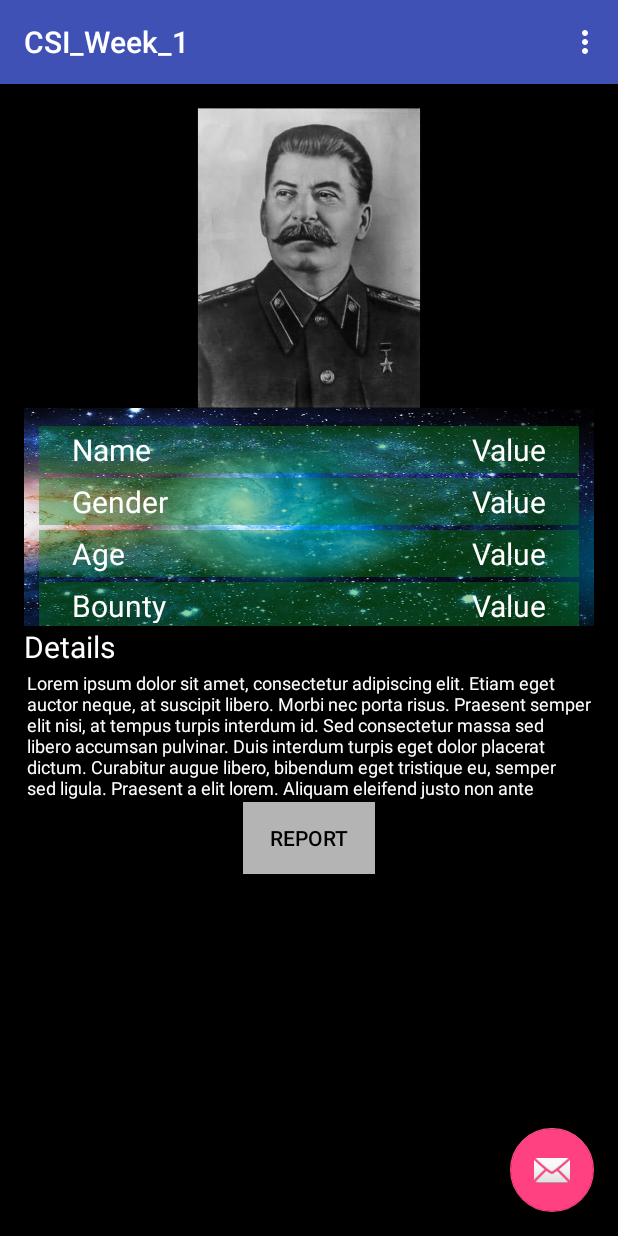
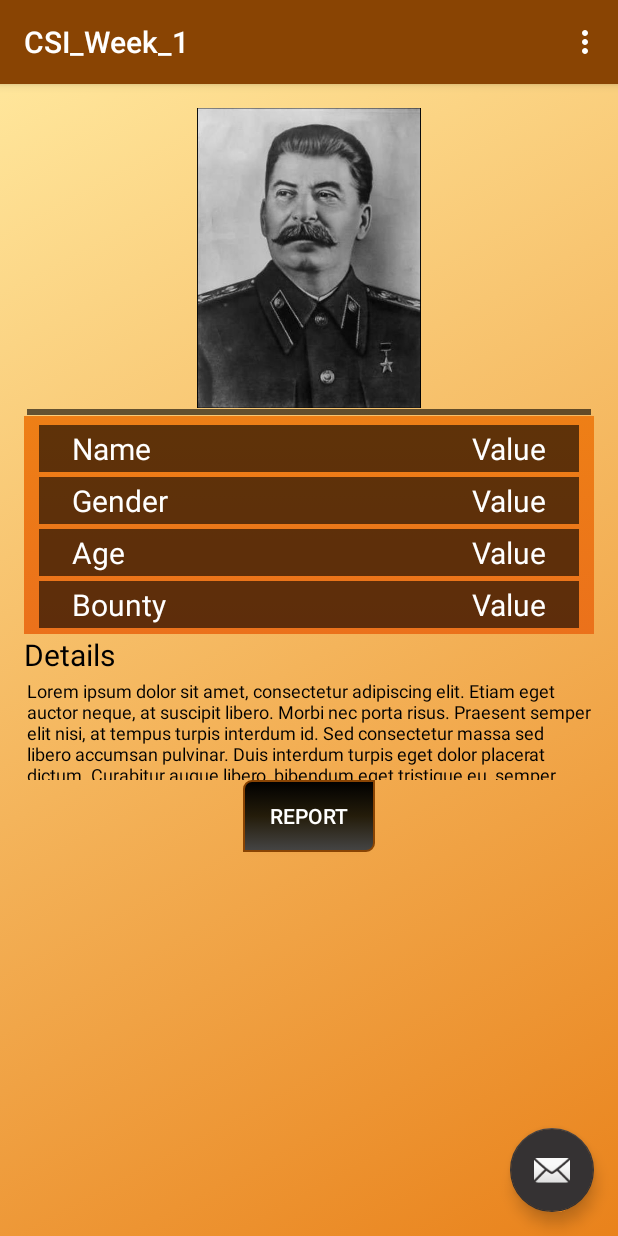
Before and after one commit to HDauven/SmartMobile, an Android app: the screen it shows after launch (MainActivity), on a phone screen of 412 x 824 dp. Run offline under Robolectric (Android 15) with nearby library versions, the phone set to English and light mode, and no system bars.

Commit message:
Week 3 - I've got style

```diff
--- a/Hein/SMTE41/Week 3/CSI_Miami/app/src/main/java/csi/hdauven/com/csi_week_1/MainActivity.java
+++ b/Hein/SMTE41/Week 3/CSI_Miami/app/src/main/java/csi/hdauven/com/csi_week_1/MainActivity.java
@@ -25,7 +25,7 @@ public class MainActivity extends AppCompatActivity {
         fab.setOnClickListener(new OnClickListener() {
             @Override
             public void onClick(View view) {
-                Snackbar.make(view, "Replace with your own action", Snackbar.LENGTH_LONG)
+                Snackbar.make(view, "Hello!", Snackbar.LENGTH_LONG)
                         .setAction("Action", null).show();
             }
         });
@@ -38,6 +38,7 @@ public class MainActivity extends AppCompatActivity {
                 startActivity(intentReport);
             }
         });
+
     }
 
     @Override
--- /dev/null
+++ b/Hein/SMTE41/Week 3/CSI_Miami/app/src/main/res/drawable/button.xml
@@ -0,0 +1,15 @@
+<?xml version="1.0" encoding="utf-8"?>
+<selector xmlns:android="http://schemas.android.com/apk/res/android">
+
+    <item android:state_hovered="true"
+        android:drawable="@drawable/button_hoover" /> <!-- hoover -->
+
+    <item android:state_focused="true"
+        android:drawable="@drawable/button_focused" /> <!-- focused -->
+
+    <item android:state_pressed="true"
+        android:drawable="@drawable/button_pressed"/> <!-- pressed -->
+
+    <item android:drawable="@drawable/button_normal" /> <!-- default -->
+
+</selector>
--- /dev/null
+++ b/Hein/SMTE41/Week 3/CSI_Miami/app/src/main/res/drawable/button_focused.xml
@@ -0,0 +1,26 @@
+<shape xmlns:android="http://schemas.android.com/apk/res/android"
+    android:shape="rectangle">
+
+    <corners
+        android:radius="@dimen/button_curve_base"
+        android:topLeftRadius="@dimen/button_curve_subtle"
+        android:topRightRadius="@dimen/button_no_curve"
+        android:bottomRightRadius="@dimen/button_curve_subtle"
+        android:bottomLeftRadius="@dimen/button_no_curve"
+        />
+
+    <gradient
+        android:angle="90"
+        android:startColor="@color/ButtonEnd"
+        android:centerColor="@color/ButtonCenter"
+        android:endColor="@color/ButtonStart"
+        android:type="linear"
+        />
+
+    <stroke
+        android:width="1dp"
+        android:color="@color/colorPrimary" />
+
+    <padding />
+
+</shape>
--- /dev/null
+++ b/Hein/SMTE41/Week 3/CSI_Miami/app/src/main/res/drawable/button_hoover.xml
@@ -0,0 +1,26 @@
+<shape xmlns:android="http://schemas.android.com/apk/res/android"
+    android:shape="rectangle">
+
+    <corners
+        android:radius="@dimen/button_curve_base"
+        android:topLeftRadius="@dimen/button_curve_subtle"
+        android:topRightRadius="@dimen/button_no_curve"
+        android:bottomRightRadius="@dimen/button_curve_subtle"
+        android:bottomLeftRadius="@dimen/button_no_curve"
+        />
+
+    <gradient
+        android:angle="90"
+        android:startColor="@color/ButtonEnd"
+        android:centerColor="@color/ButtonCenter"
+        android:endColor="@color/ButtonStart"
+        android:type="linear"
+        />
+
+    <stroke
+        android:width="1dp"
+        android:color="@color/colorPrimary" />
+
+    <padding />
+
+</shape>
--- /dev/null
+++ b/Hein/SMTE41/Week 3/CSI_Miami/app/src/main/res/drawable/button_normal.xml
@@ -0,0 +1,26 @@
+<shape xmlns:android="http://schemas.android.com/apk/res/android"
+    android:shape="rectangle">
+
+    <corners
+        android:radius="1dp"
+        android:topLeftRadius="5dp"
+        android:topRightRadius="0dp"
+        android:bottomRightRadius="5dp"
+        android:bottomLeftRadius="0dp"
+    />
+
+    <gradient
+        android:angle="90"
+        android:startColor="@color/ButtonStart"
+        android:centerColor="@color/ButtonCenter"
+        android:endColor="@color/ButtonEnd"
+        android:type="linear"
+    />
+
+    <stroke
+        android:width="1dp"
+        android:color="@color/colorPrimary" />
+
+    <padding />
+
+</shape>
--- /dev/null
+++ b/Hein/SMTE41/Week 3/CSI_Miami/app/src/main/res/drawable/button_pressed.xml
@@ -0,0 +1,26 @@
+<shape xmlns:android="http://schemas.android.com/apk/res/android"
+    android:shape="rectangle">
+
+    <corners
+        android:radius="@dimen/button_curve_base"
+        android:topLeftRadius="@dimen/button_no_curve"
+        android:topRightRadius="@dimen/button_curve_subtle"
+        android:bottomRightRadius="@dimen/button_no_curve"
+        android:bottomLeftRadius="@dimen/button_curve_subtle"
+        />
+
+    <gradient
+        android:angle="90"
+        android:startColor="@color/ButtonStart"
+        android:centerColor="@color/ButtonCenter"
+        android:endColor="@color/ButtonEnd"
+        android:type="linear"
+        />
+
+    <stroke
+        android:width="1dp"
+        android:color="@color/colorPrimary" />
+
+    <padding />
+
+</shape>
--- /dev/null
+++ b/Hein/SMTE41/Week 3/CSI_Miami/app/src/main/res/drawable/line_shape.xml
@@ -0,0 +1,11 @@
+<?xml version="1.0" encoding="utf-8"?>
+<shape xmlns:android="http://schemas.android.com/apk/res/android"
+    android:shape="line">
+
+    <stroke android:width="4dp"
+        android:color="@color/TableRowBackground" />
+
+    <solid android:color="@color/TableRowBackground" />
+
+    <size android:height="5dp" />
+</shape>
--- /dev/null
+++ b/Hein/SMTE41/Week 3/CSI_Miami/app/src/main/res/drawable/main_background_selector.xml
@@ -0,0 +1,12 @@
+<?xml version="1.0" encoding="utf-8"?>
+<selector xmlns:android="http://schemas.android.com/apk/res/android">
+<item>
+    <shape>
+        <gradient
+            android:angle="315"
+            android:startColor="@color/SubtleOrange"
+            android:endColor="@color/EvenWarmerOrange"
+            android:type="linear" />
+    </shape>
+</item>
+</selector>
--- /dev/null
+++ b/Hein/SMTE41/Week 3/CSI_Miami/app/src/main/res/drawable/table_background_selector.xml
@@ -0,0 +1,12 @@
+<?xml version="1.0" encoding="utf-8"?>
+<selector xmlns:android="http://schemas.android.com/apk/res/android">
+    <item>
+        <shape>
+            <gradient
+                android:angle="270"
+                android:startColor="@color/TableLayout"
+                android:endColor="@color/TableLayoutDark"
+                android:type="linear" />
+        </shape>
+    </item>
+</selector>
--- a/Hein/SMTE41/Week 3/CSI_Miami/app/src/main/res/layout/content_main.xml
+++ b/Hein/SMTE41/Week 3/CSI_Miami/app/src/main/res/layout/content_main.xml
@@ -12,7 +12,7 @@
     app:layout_behavior="@string/appbar_scrolling_view_behavior"
     tools:context="csi.hdauven.com.csi_week_1.MainActivity"
     tools:showIn="@layout/activity_main"
-    android:background="#000000">
+    android:background="@drawable/main_background_selector">
 
 
     <ImageView
@@ -22,7 +22,13 @@
         android:layout_gravity="top|center_horizontal"
         android:src="@drawable/mybadguy"
         android:contentDescription="@string/ImageString"
-        android:layout_weight="0" />
+        android:layout_weight="0"/>
+
+    <LinearLayout
+        android:layout_width="match_parent"
+        android:layout_height="wrap_content"
+        android:background="@drawable/line_shape">
+    </LinearLayout>
 
     <LinearLayout
         style="@style/LinearLayout.Vertical">
@@ -33,7 +39,7 @@
             android:baselineAligned="false"
             android:measureWithLargestChild="true"
             android:clickable="false"
-            android:background="@drawable/background">
+            android:background="@drawable/table_background_selector">
 
             <TableRow
                 style="@style/TableRowBase.First">
@@ -121,7 +127,7 @@
 
             <ScrollView
                 android:layout_width="match_parent"
-                android:layout_height="90dp"
+                android:layout_height="70dp"
                 android:id="@+id/scrollView">
 
                 <TextView
@@ -135,5 +141,7 @@
                 android:text="@string/ReportString"
                 android:id="@+id/btnReport" />
         </LinearLayout>
+
     </LinearLayout>
+
 </LinearLayout>
--- a/Hein/SMTE41/Week 3/CSI_Miami/app/src/main/res/layout/content_report.xml
+++ b/Hein/SMTE41/Week 3/CSI_Miami/app/src/main/res/layout/content_report.xml
@@ -11,7 +11,7 @@
     app:layout_behavior="@string/appbar_scrolling_view_behavior"
     tools:context="csi.hdauven.com.csi_week_1.ReportActivity"
     tools:showIn="@layout/activity_report"
-    android:background="#000000">
+    android:background="@drawable/main_background_selector">
 
     <Button
         style="@style/ButtonBase"
@@ -19,7 +19,11 @@
         android:id="@+id/btnTakePicture"
         android:layout_alignParentTop="true"
         android:layout_alignParentStart="false"
-        android:layout_alignParentLeft="true" />
+        android:layout_alignParentLeft="true"
+        android:layout_width="wrap_content"
+        android:layout_height="wrap_content"
+        android:paddingLeft="10sp"
+        android:paddingRight="10sp" />
 
     <Button
         style="@style/ButtonBase"
@@ -35,7 +39,6 @@
         android:text="@string/sendText"
         android:id="@+id/btnSend"
         android:layout_above="@+id/btnBack"
-        android:layout_alignStart="@+id/btnGPS"
         android:layout_alignParentBottom="true"
         android:layout_alignParentRight="true"
         android:layout_marginBottom="45dp" />
@@ -48,7 +51,9 @@
         android:layout_alignParentEnd="true"
         android:layout_alignParentLeft="false"
         android:layout_alignParentRight="true"
-        android:layout_alignParentStart="false" />
+        android:layout_alignParentStart="false"
+        android:paddingLeft="10sp"
+        android:paddingRight="10sp" />
 
     <ImageView
         android:layout_below="@+id/btnTakePicture"
--- a/Hein/SMTE41/Week 3/CSI_Miami/app/src/main/res/values/colors.xml
+++ b/Hein/SMTE41/Week 3/CSI_Miami/app/src/main/res/values/colors.xml
@@ -1,6 +1,28 @@
 <?xml version="1.0" encoding="utf-8"?>
 <resources>
-    <color name="colorPrimary">#3F51B5</color>
-    <color name="colorPrimaryDark">#303F9F</color>
-    <color name="colorAccent">#FF4081</color>
+    <color name="colorPrimary">#894403</color>
+    <color name="colorPrimaryDark">#2e2a1d</color>
+    <color name="colorAccent">#353233</color>
+
+    <color name="MainTitle">#f9e931</color>
+    <color name="SubTitle">#f9e931</color>
+
+    <color name="WarmOrange">#fbd45b</color>
+    <color name="EvenWarmerOrange">#e9821b</color>
+    <color name="SubtleOrange">#ffe69b</color>
+
+    <color name="BlackText">#000000</color>
+
+    <color name="WhiteText">#FFFFFF</color>
+
+    <color name="ButtonStart">#454545</color>
+    <color name="ButtonCenter">#241C0A</color>
+    <color name="ButtonEnd">#000000</color>
+    <color name="ButtonText">#FFFFFF</color>
+
+    <color name="TableLayout">#ee7f16</color>
+    <color name="TableLayoutDark">#eb711b</color>
+
+    <color name="TableRowBackground">#99000000</color>
+    <color name="TableRowText">#FFFFFF</color>
 </resources>
--- a/Hein/SMTE41/Week 3/CSI_Miami/app/src/main/res/values/dimens.xml
+++ b/Hein/SMTE41/Week 3/CSI_Miami/app/src/main/res/values/dimens.xml
@@ -3,4 +3,9 @@
     <dimen name="activity_horizontal_margin">16dp</dimen>
     <dimen name="activity_vertical_margin">16dp</dimen>
     <dimen name="fab_margin">16dp</dimen>
+
+    <dimen name="button_curve_subtle">5dp</dimen>
+    <dimen name="button_curve">10dp</dimen>
+    <dimen name="button_curve_base">1dp</dimen>
+    <dimen name="button_no_curve">0dp</dimen>
 </resources>
--- a/Hein/SMTE41/Week 3/CSI_Miami/app/src/main/res/values/styles.xml
+++ b/Hein/SMTE41/Week 3/CSI_Miami/app/src/main/res/values/styles.xml
@@ -18,10 +18,10 @@
     <style name="AppTheme.PopupOverlay" parent="ThemeOverlay.AppCompat.Light" />
 
     <style name="ButtonBase">
+        <item name="android:background">@drawable/button</item>
         <item name="android:layout_width">wrap_content</item>
         <item name="android:layout_height">wrap_content</item>
-        <item name="android:textColor">#000000</item>
-        <item name="android:background">#b4b4b4</item>
+        <item name="android:textColor">@color/ButtonText</item>
     </style>
 
     <style name="ButtonBase.Centered">
@@ -30,7 +30,7 @@
 
     <style name="LinearLayout">
         <item name="android:layout_width">match_parent</item>
-        <item name="android:layout_height">match_parent</item>
+        <item name="android:layout_height">fill_parent</item>
     </style>
 
     <style name="LinearLayout.Vertical">
@@ -50,18 +50,18 @@
         <item name="android:layout_marginRight">10dp</item>
         <item name="android:layout_marginLeft">10dp</item>
         <item name="android:layout_marginTop">3dp</item>
-        <item name="android:background">#62068713</item>
+        <item name="android:background">@color/TableRowBackground</item>
     </style>
 
     <style name="TableRowBase.First">
-        <item name="android:layout_marginTop">12dp</item>
+        <item name="android:layout_marginTop">6dp</item>
     </style>
 
     <style name="TextViewBase">
         <item name="android:layout_width">wrap_content</item>
         <item name="android:layout_height">wrap_content</item>
         <item name="android:textSize">20sp</item>
-        <item name="android:textColor">#ffffff</item>
+        <item name="android:textColor">@color/BlackText</item>
     </style>
 
     <style name="TextViewBase.Margin">
@@ -71,14 +71,17 @@
 
     <style name="TextViewBase.Margin.Details">
         <item name="android:textSize">12sp</item>
+
     </style>
 
     <style name="TextViewBase.Margin.Left">
         <item name="android:gravity">left</item>
+        <item name="android:textColor">@color/TableRowText</item>
     </style>
 
     <style name="TextViewBase.Margin.Right">
         <item name="android:gravity">right</item>
+        <item name="android:textColor">@color/TableRowText</item>
     </style>
 
 </resources>
```
